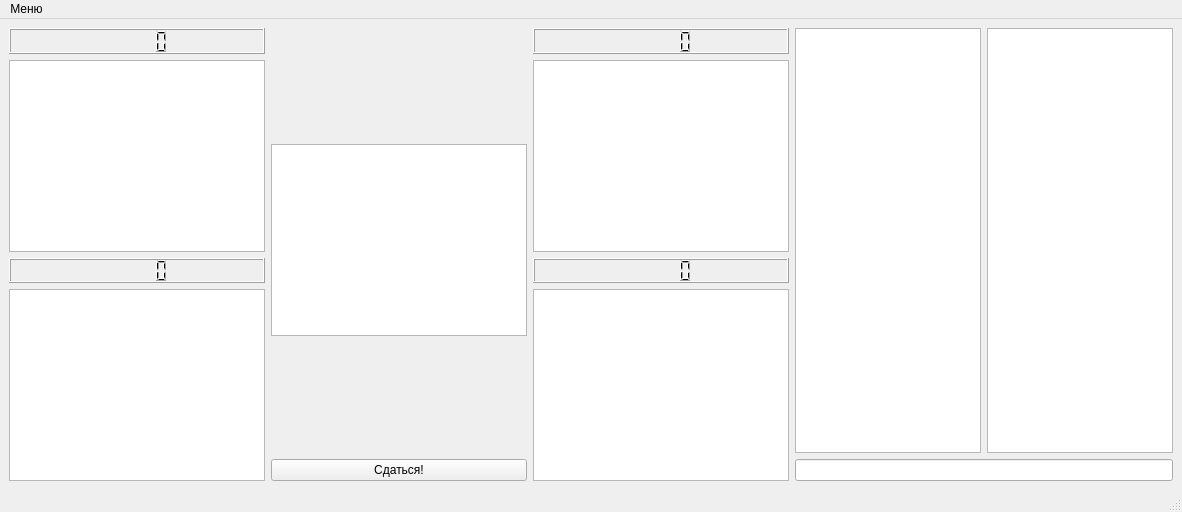
Anna-Sent/qblokus2, file racingForm.ui: the form before one commit.
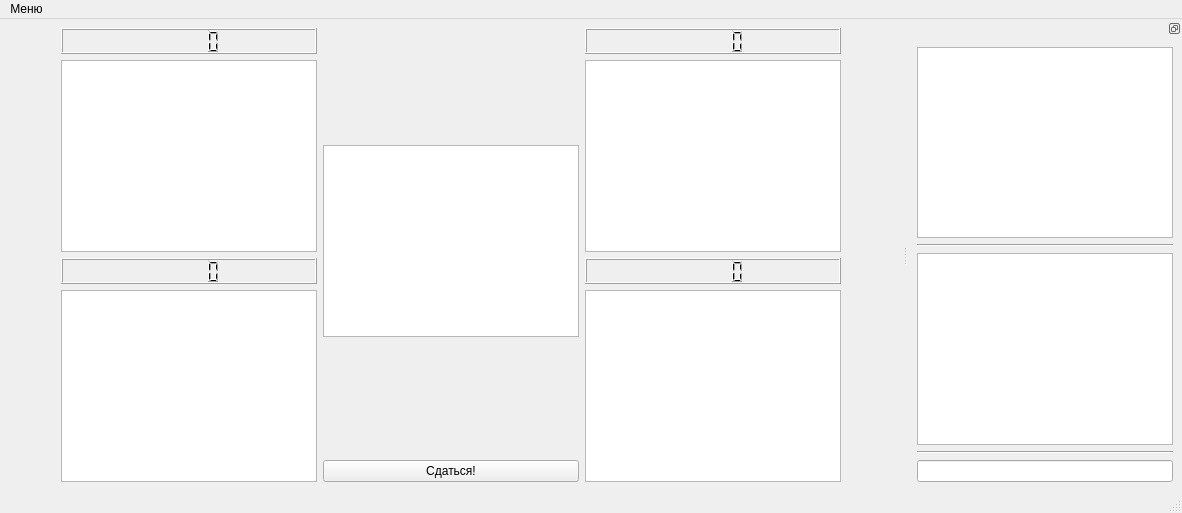
The form after the commit.

Diff of the .ui file:
```diff
--- a/racingForm.ui
+++ b/racingForm.ui
@@ -1,12 +1,12 @@
 <ui version="4.0" >
  <class>MainWindow</class>
- <widget class="QMainWindow" name="MainWindow" >
-  <property name="geometry" >
+ <widget class="QMainWindow" name="MainWindow">
+  <property name="geometry">
    <rect>
     <x>0</x>
     <y>0</y>
     <width>1182</width>
-    <height>512</height>
+    <height>513</height>
    </rect>
   </property>
   <property name="windowTitle" >
@@ -90,23 +90,6 @@
       </item>
      </layout>
     </item>
-    <item>
-     <layout class="QGridLayout" name="gridLayout_2" >
-      <item row="0" column="0" >
-       <widget class="QTextEdit" name="textEdit" >
-        <property name="readOnly" >
-         <bool>true</bool>
-        </property>
-       </widget>
-      </item>
-      <item row="0" column="1" >
-       <widget class="QListWidget" name="listWidget" />
-      </item>
-      <item row="1" column="0" colspan="2" >
-       <widget class="QLineEdit" name="lineEdit" />
-      </item>
-     </layout>
-    </item>
    </layout>
   </widget>
   <widget class="QMenuBar" name="menubar" >
@@ -129,9 +112,51 @@
    </widget>
    <addaction name="menu" />
   </widget>
-  <widget class="QStatusBar" name="statusbar" />
-  <action name="actionExit" >
-   <property name="text" >
+  <widget class="QStatusBar" name="statusbar"/>
+  <widget class="QDockWidget" name="dockWidget">
+   <property name="floating">
+    <bool>false</bool>
+   </property>
+   <property name="features">
+    <set>QDockWidget::DockWidgetFloatable|QDockWidget::DockWidgetMovable</set>
+   </property>
+   <attribute name="dockWidgetArea">
+    <number>2</number>
+   </attribute>
+   <widget class="QWidget" name="dockWidgetContents">
+    <layout class="QVBoxLayout" name="verticalLayout">
+     <item>
+      <widget class="QListWidget" name="listWidget"/>
+     </item>
+     <item>
+      <widget class="Line" name="line">
+       <property name="orientation">
+        <enum>Qt::Horizontal</enum>
+       </property>
+      </widget>
+     </item>
+     <item>
+      <widget class="QTextEdit" name="textEdit">
+       <property name="readOnly">
+        <bool>true</bool>
+       </property>
+      </widget>
+     </item>
+     <item>
+      <widget class="Line" name="line_2">
+       <property name="orientation">
+        <enum>Qt::Horizontal</enum>
+       </property>
+      </widget>
+     </item>
+     <item>
+      <widget class="QLineEdit" name="lineEdit"/>
+     </item>
+    </layout>
+   </widget>
+  </widget>
+  <action name="actionExit">
+   <property name="text">
     <string>Выход</string>
    </property>
   </action>
```
Left out of the diff: 107 changed lines with no effect on the pictures.
